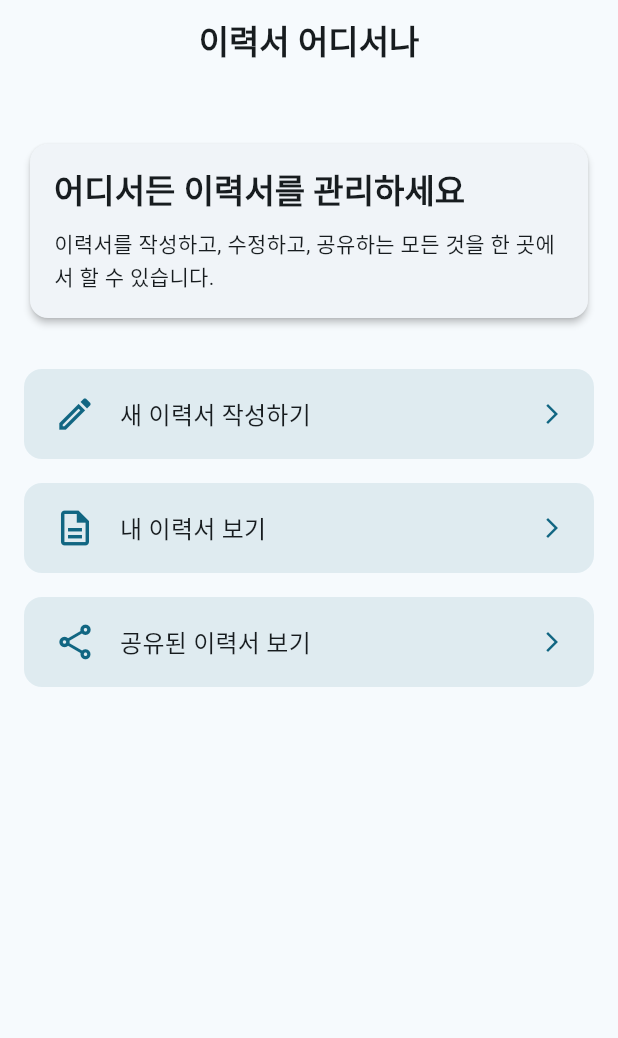
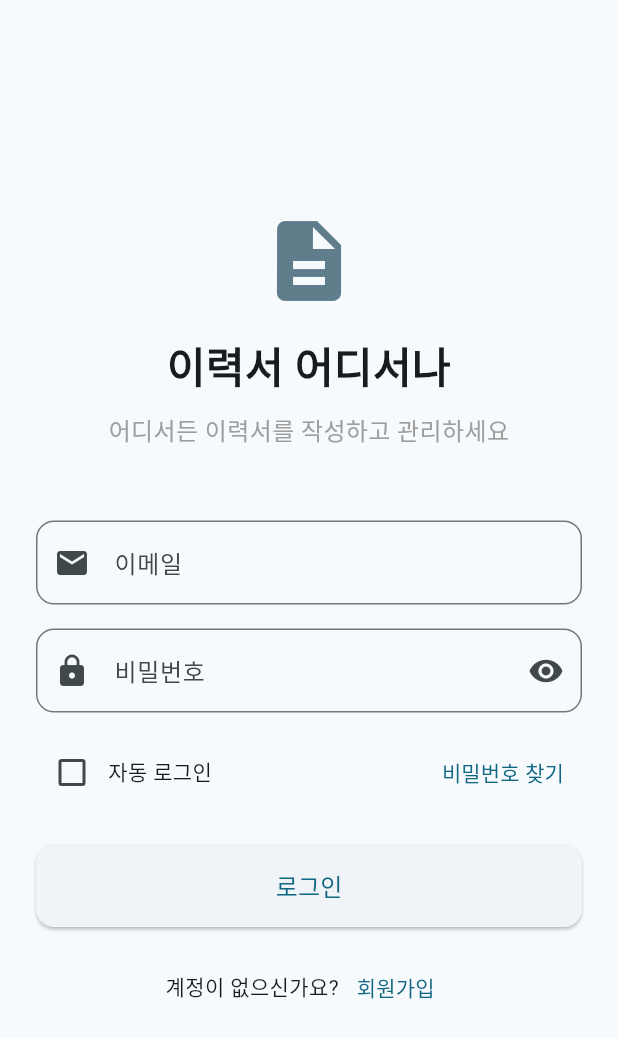
Before and after one commit to happy-yeachan/NoteAnywhere_FE, a Flutter app: the screen it shows after launch, on a phone screen of 412 x 824 dp. Shown: the top 1038 px of the screen. Run offline on Flutter 3.47's test engine with Material 3 defaults, Android fonts, the phone set to English and light mode, and no system bars; our stand-ins replace equatable, go_router; Roboto replaces fonts that are missing (Pretendard).

Commit message:
feat: 로그인 화면 구현 및 라우팅 설정

```diff
--- a/lib/main.dart
+++ b/lib/main.dart
@@ -4,6 +4,7 @@ import 'screens/home_screen.dart';
 import 'screens/resume_editor_screen.dart';
 import 'screens/resume_viewer_screen.dart';
 import 'screens/shared_resumes_screen.dart';
+import 'screens/login_screen.dart';
 
 void main() {
   runApp(const MyApp());
@@ -11,7 +12,12 @@ void main() {
 
 // 라우터 설정
 final _router = GoRouter(
+  initialLocation: '/login', // 초기 경로를 로그인 화면으로 설정
   routes: [
+    GoRoute(
+      path: '/login',
+      builder: (context, state) => const LoginScreen(),
+    ),
     GoRoute(
       path: '/',
       builder: (context, state) => const HomeScreen(),
--- /dev/null
+++ b/lib/screens/login_screen.dart
@@ -0,0 +1,432 @@
+import 'package:flutter/material.dart';
+import 'package:go_router/go_router.dart';
+import '../utils/responsive_utils.dart';
+
+class LoginScreen extends StatefulWidget {
+  const LoginScreen({super.key});
+
+  @override
+  State<LoginScreen> createState() => _LoginScreenState();
+}
+
+class _LoginScreenState extends State<LoginScreen> {
+  final _formKey = GlobalKey<FormState>();
+  final _emailController = TextEditingController();
+  final _passwordController = TextEditingController();
+  bool _isLoading = false;
+  bool _isPasswordVisible = false;
+  bool _rememberMe = false;
+
+  @override
+  void dispose() {
+    _emailController.dispose();
+    _passwordController.dispose();
+    super.dispose();
+  }
+
+  Future<void> _login() async {
+    if (!_formKey.currentState!.validate()) {
+      return;
+    }
+
+    setState(() {
+      _isLoading = true;
+    });
+
+    try {
+      // TODO: 실제 로그인 API 연동
+      await Future.delayed(const Duration(seconds: 1));
+
+      if (mounted) {
+        // 로그인 성공 처리
+        context.go('/');
+      }
+    } catch (e) {
+      if (mounted) {
+        // 에러 처리
+        ScaffoldMessenger.of(context).showSnackBar(
+          SnackBar(content: Text('로그인에 실패했습니다: $e')),
+        );
+      }
+    } finally {
+      if (mounted) {
+        setState(() {
+          _isLoading = false;
+        });
+      }
+    }
+  }
+
+  @override
+  Widget build(BuildContext context) {
+    return Scaffold(
+      body: ResponsiveLayout(
+        mobile: _buildMobileLayout(context),
+        desktop: _buildDesktopLayout(context),
+      ),
+    );
+  }
+
+  // 모바일용 로그인 화면
+  Widget _buildMobileLayout(BuildContext context) {
+    return SafeArea(
+      child: Center(
+        child: SingleChildScrollView(
+          child: Padding(
+            padding: const EdgeInsets.all(24.0),
+            child: Column(
+              mainAxisAlignment: MainAxisAlignment.center,
+              crossAxisAlignment: CrossAxisAlignment.stretch,
+              children: [
+                // 로고 및 앱 이름
+                const Icon(
+                  Icons.description,
+                  size: 64,
+                  color: Colors.blueGrey,
+                ),
+                const SizedBox(height: 16),
+                const Text(
+                  '이력서 어디서나',
+                  textAlign: TextAlign.center,
+                  style: TextStyle(
+                    fontSize: 28,
+                    fontWeight: FontWeight.bold,
+                  ),
+                ),
+                const SizedBox(height: 8),
+                const Text(
+                  '어디서든 이력서를 작성하고 관리하세요',
+                  textAlign: TextAlign.center,
+                  style: TextStyle(
+                    fontSize: 16,
+                    color: Colors.grey,
+                  ),
+                ),
+                const SizedBox(height: 48),
+                // 로그인 폼
+                _buildLoginForm(context),
+              ],
+            ),
+          ),
+        ),
+      ),
+    );
+  }
+
+  // 데스크톱용 로그인 화면
+  Widget _buildDesktopLayout(BuildContext context) {
+    return Row(
+      children: [
+        // 왼쪽 영역 (이미지 & 소개)
+        Expanded(
+          child: Container(
+            color: Theme.of(context).colorScheme.primary,
+            child: Center(
+              child: Padding(
+                padding: const EdgeInsets.all(32.0),
+                child: Column(
+                  mainAxisAlignment: MainAxisAlignment.center,
+                  children: [
+                    const Icon(
+                      Icons.description,
+                      size: 120,
+                      color: Colors.white,
+                    ),
+                    const SizedBox(height: 24),
+                    const Text(
+                      '이력서 어디서나',
+                      style: TextStyle(
+                        fontSize: 32,
+                        fontWeight: FontWeight.bold,
+                        color: Colors.white,
+                      ),
+                    ),
+                    const SizedBox(height: 16),
+                    const Text(
+                      '어디서든 이력서를 작성하고 관리하세요.\n쉽고 빠르게 이력서를 만들고 공유할 수 있습니다.',
+                      textAlign: TextAlign.center,
+                      style: TextStyle(
+                        fontSize: 18,
+                        color: Colors.white,
+                        height: 1.5,
+                      ),
+                    ),
+                    const SizedBox(height: 48),
+                    // 특징 목록
+                    _buildFeatureItem(Icons.edit_document, '손쉬운 이력서 작성',
+                        '직관적인 인터페이스로 누구나 쉽게 이력서를 작성할 수 있습니다.'),
+                    const SizedBox(height: 24),
+                    _buildFeatureItem(Icons.cloud_sync, '자동 저장 및 동기화',
+                        '모든 변경 사항은 자동으로 저장되고 모든 기기에서 동기화됩니다.'),
+                    const SizedBox(height: 24),
+                    _buildFeatureItem(Icons.share, '간편한 공유',
+                        '이력서를 쉽게 공유하고 PDF로 다운로드할 수 있습니다.'),
+                  ],
+                ),
+              ),
+            ),
+          ),
+        ),
+        // 오른쪽 영역 (로그인 폼)
+        Expanded(
+          child: Center(
+            child: SizedBox(
+              width: 450,
+              child: Padding(
+                padding: const EdgeInsets.all(32.0),
+                child: Column(
+                  mainAxisAlignment: MainAxisAlignment.center,
+                  crossAxisAlignment: CrossAxisAlignment.stretch,
+                  children: [
+                    const Text(
+                      '로그인',
+                      style: TextStyle(
+                        fontSize: 32,
+                        fontWeight: FontWeight.bold,
+                      ),
+                    ),
+                    const SizedBox(height: 8),
+                    const Text(
+                      '계정에 로그인하여 이력서를 관리하세요',
+                      style: TextStyle(
+                        fontSize: 16,
+                        color: Colors.grey,
+                      ),
+                    ),
+                    const SizedBox(height: 32),
+                    _buildLoginForm(context, isDesktop: true),
+                    const SizedBox(height: 24),
+                    // 소셜 로그인 버튼
+                    const Center(
+                      child: Text(
+                        '또는 소셜 계정으로 로그인',
+                        style: TextStyle(color: Colors.grey),
+                      ),
+                    ),
+                    const SizedBox(height: 16),
+                    Row(
+                      mainAxisAlignment: MainAxisAlignment.center,
+                      children: [
+                        _buildSocialLoginButton(
+                          'Google',
+                          Colors.red.shade400,
+                          Icons.g_mobiledata,
+                        ),
+                        const SizedBox(width: 16),
+                        _buildSocialLoginButton(
+                          'Facebook',
+                          Colors.blue.shade700,
+                          Icons.facebook,
+                        ),
+                        const SizedBox(width: 16),
+                        _buildSocialLoginButton(
+                          'GitHub',
+                          Colors.grey.shade800,
+                          Icons.code,
+                        ),
+                      ],
+                    ),
+                  ],
+                ),
+              ),
+            ),
+          ),
+        ),
+      ],
+    );
+  }
+
+  // 로그인 폼
+  Widget _buildLoginForm(BuildContext context, {bool isDesktop = false}) {
+    return Form(
+      key: _formKey,
+      child: Column(
+        crossAxisAlignment: CrossAxisAlignment.stretch,
+        children: [
+          // 이메일 입력 필드
+          TextFormField(
+            controller: _emailController,
+            decoration: InputDecoration(
+              labelText: '이메일',
+              hintText: 'example@email.com',
+              prefixIcon: const Icon(Icons.email),
+              border: OutlineInputBorder(
+                borderRadius: BorderRadius.circular(12),
+              ),
+            ),
+            keyboardType: TextInputType.emailAddress,
+            validator: (value) {
+              if (value == null || value.trim().isEmpty) {
+                return '이메일을 입력해주세요';
+              }
+              if (!RegExp(r'^[\w-\.]+@([\w-]+\.)+[\w-]{2,4}$')
+                  .hasMatch(value)) {
+                return '유효한 이메일을 입력해주세요';
+              }
+              return null;
+            },
+          ),
+          const SizedBox(height: 16),
+          // 비밀번호 입력 필드
+          TextFormField(
+            controller: _passwordController,
+            decoration: InputDecoration(
+              labelText: '비밀번호',
+              prefixIcon: const Icon(Icons.lock),
+              suffixIcon: IconButton(
+                icon: Icon(
+                  _isPasswordVisible ? Icons.visibility_off : Icons.visibility,
+                ),
+                onPressed: () {
+                  setState(() {
+                    _isPasswordVisible = !_isPasswordVisible;
+                  });
+                },
+              ),
+              border: OutlineInputBorder(
+                borderRadius: BorderRadius.circular(12),
+              ),
+            ),
+            obscureText: !_isPasswordVisible,
+            validator: (value) {
+              if (value == null || value.trim().isEmpty) {
+                return '비밀번호를 입력해주세요';
+              }
+              if (value.length < 6) {
+                return '비밀번호는 최소 6자 이상이어야 합니다';
+              }
+              return null;
+            },
+          ),
+          const SizedBox(height: 16),
+          // 로그인 옵션 (자동 로그인)
+          Row(
+            children: [
+              Checkbox(
+                value: _rememberMe,
+                onChanged: (value) {
+                  setState(() {
+                    _rememberMe = value ?? false;
+                  });
+                },
+              ),
+              const Text('자동 로그인'),
+              const Spacer(),
+              TextButton(
+                onPressed: () {
+                  // TODO: 비밀번호 찾기 기능 구현
+                },
+                child: const Text('비밀번호 찾기'),
+              ),
+            ],
+          ),
+          const SizedBox(height: 24),
+          // 로그인 버튼
+          ElevatedButton(
+            onPressed: _isLoading ? null : _login,
+            style: ElevatedButton.styleFrom(
+              padding: const EdgeInsets.symmetric(vertical: 16),
+              shape: RoundedRectangleBorder(
+                borderRadius: BorderRadius.circular(12),
+              ),
+            ),
+            child: _isLoading
+                ? const SizedBox(
+                    width: 24,
+                    height: 24,
+                    child: CircularProgressIndicator(
+                      strokeWidth: 2,
+                    ),
+                  )
+                : const Text(
+                    '로그인',
+                    style: TextStyle(fontSize: 16),
+                  ),
+          ),
+          const SizedBox(height: 16),
+          // 회원가입 링크
+          Row(
+            mainAxisAlignment: MainAxisAlignment.center,
+            children: [
+              const Text('계정이 없으신가요?'),
+              TextButton(
+                onPressed: () {
+                  // TODO: 회원가입 화면으로 이동
+                },
+                child: const Text('회원가입'),
+              ),
+            ],
+          ),
+        ],
+      ),
+    );
+  }
+
+  // 데스크톱 화면의 특징 아이템
+  Widget _buildFeatureItem(IconData icon, String title, String description) {
+    return Row(
+      children: [
+        CircleAvatar(
+          radius: 24,
+          backgroundColor: Colors.white24,
+          child: Icon(
+            icon,
+            color: Colors.white,
+            size: 28,
+          ),
+        ),
+        const SizedBox(width: 16),
+        Expanded(
+          child: Column(
+            crossAxisAlignment: CrossAxisAlignment.start,
+            children: [
+              Text(
+                title,
+                style: const TextStyle(
+                  fontSize: 18,
+                  color: Colors.white,
+                  fontWeight: FontWeight.bold,
+                ),
+              ),
+              const SizedBox(height: 4),
+              Text(
+                description,
+                style: const TextStyle(
+                  fontSize: 14,
+                  color: Colors.white70,
+                ),
+              ),
+            ],
+          ),
+        ),
+      ],
+    );
+  }
+
+  // 소셜 로그인 버튼
+  Widget _buildSocialLoginButton(String platform, Color color, IconData icon) {
+    return InkWell(
+      onTap: () {
+        // TODO: 소셜 로그인 구현
+        ScaffoldMessenger.of(context).showSnackBar(
+          SnackBar(content: Text('$platform 로그인은 아직 준비중입니다')),
+        );
+      },
+      borderRadius: BorderRadius.circular(50),
+      child: Ink(
+        decoration: BoxDecoration(
+          color: color,
+          shape: BoxShape.circle,
+        ),
+        child: Padding(
+          padding: const EdgeInsets.all(12.0),
+          child: Icon(
+            icon,
+            color: Colors.white,
+            size: 24,
+          ),
+        ),
+      ),
+    );
+  }
+}
```
